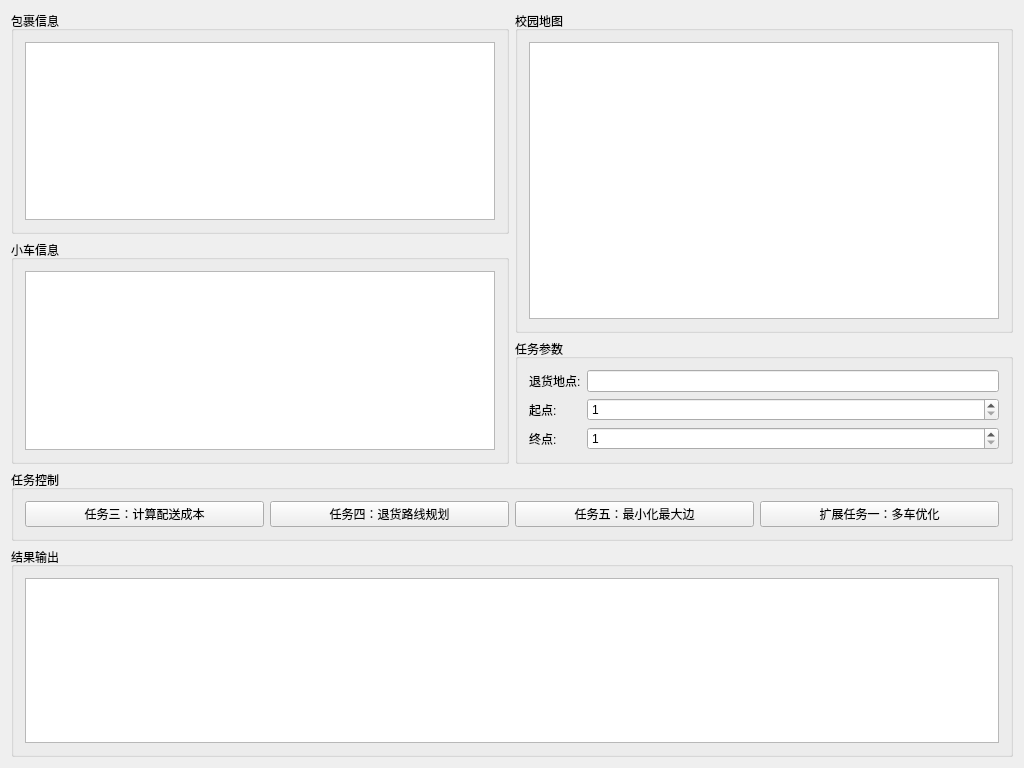
Old version of the form mainwindow.ui in the repository Aurora966688/-.
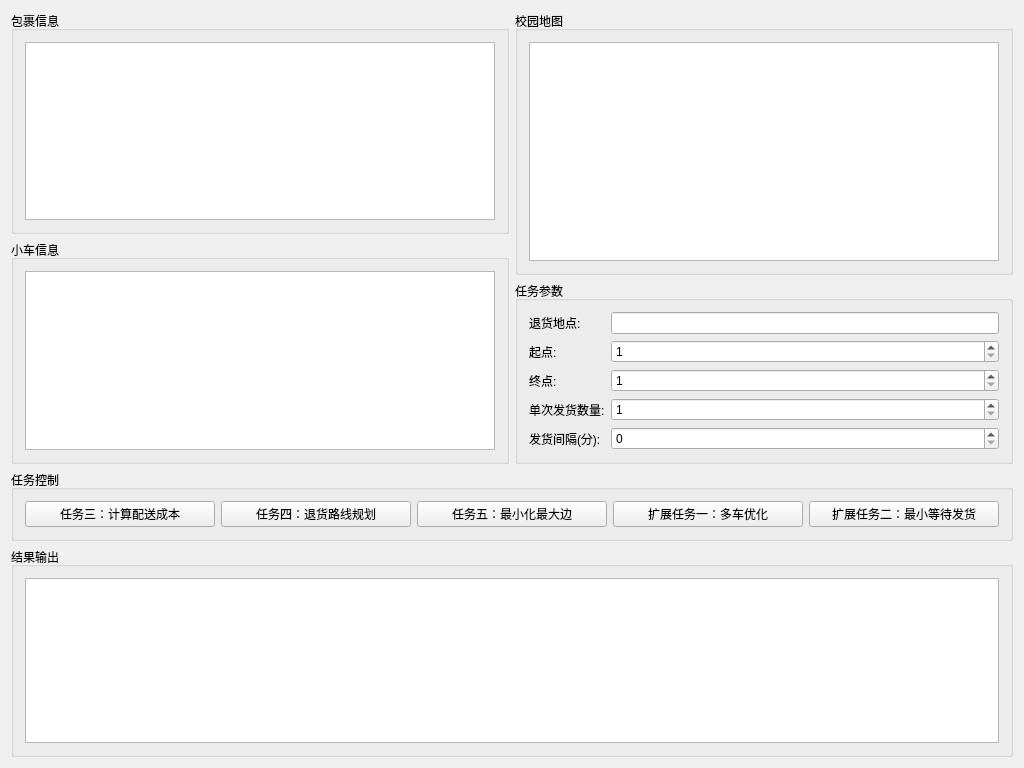
New version of the form.

Commit message: Add extend task 2 scheduling

What changed in the file:
```diff
--- a/mainwindow.ui
+++ b/mainwindow.ui
@@ -104,6 +104,40 @@
              </property>
             </widget>
            </item>
+            <item row="3" column="0">
+             <widget class="QLabel" name="label_batch">
+              <property name="text">
+               <string>单次发货数量:</string>
+              </property>
+             </widget>
+            </item>
+            <item row="3" column="1">
+             <widget class="QSpinBox" name="batchSizeSpin">
+              <property name="minimum">
+               <number>1</number>
+              </property>
+              <property name="value">
+               <number>1</number>
+              </property>
+             </widget>
+            </item>
+            <item row="4" column="0">
+             <widget class="QLabel" name="label_interval">
+              <property name="text">
+               <string>发货间隔(分):</string>
+              </property>
+             </widget>
+            </item>
+            <item row="4" column="1">
+             <widget class="QSpinBox" name="intervalSpin">
+              <property name="minimum">
+               <number>0</number>
+              </property>
+              <property name="value">
+               <number>0</number>
+              </property>
+             </widget>
+            </item>
           </layout>
          </widget>
         </item>
@@ -145,6 +179,13 @@
          </property>
         </widget>
        </item>
+        <item>
+         <widget class="QPushButton" name="extendTask2Button">
+          <property name="text">
+           <string>扩展任务二：最小等待发货</string>
+          </property>
+         </widget>
+        </item>
       </layout>
      </widget>
     </item>
```
Lines whose indentation alone changed are shown as unchanged. The commit also changes 4 other files.
